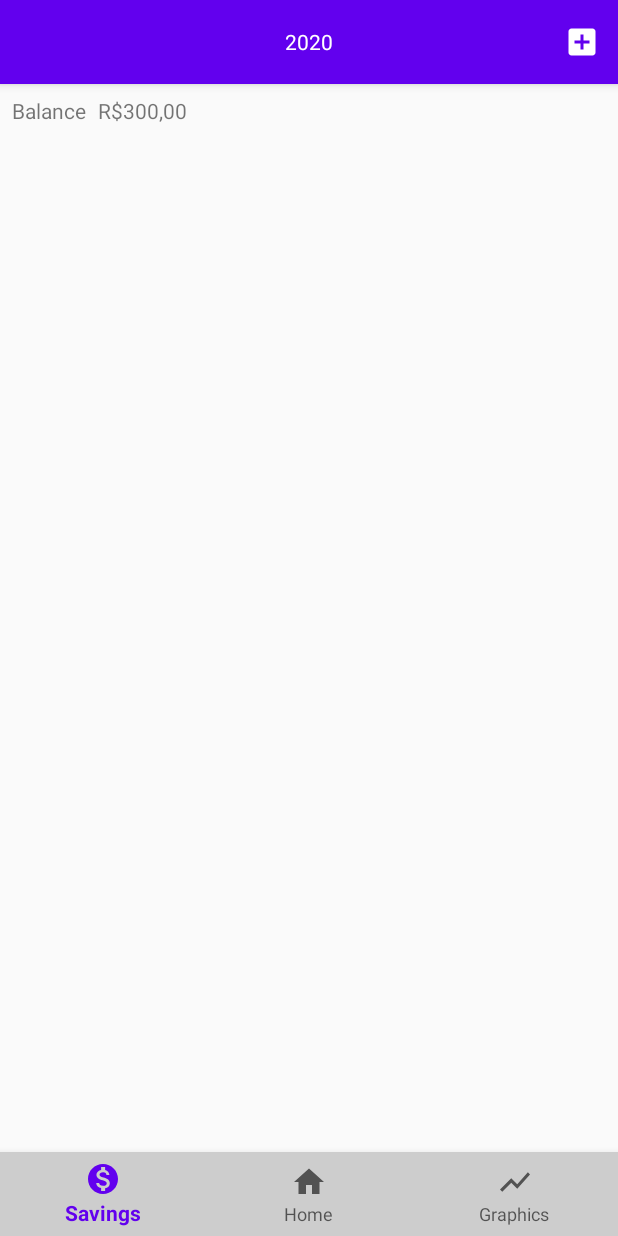
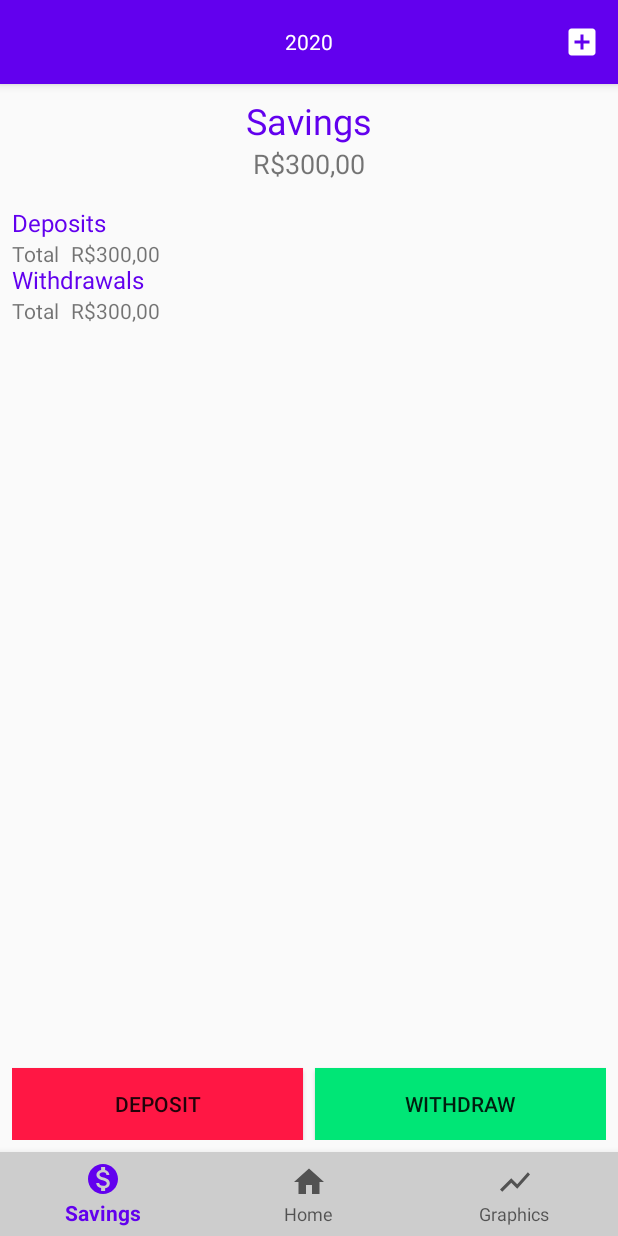
Before and after one commit to PedroPSar/Financial_Control, an Android app: the SavingsFragment screen opened through its navigation route, on a phone screen of 412 x 824 dp. Run offline under Robolectric (Android 15) with nearby library versions, the phone set to English and light mode, and no system bars; our stand-ins replace Room's generated code, navigation-ui; libraries missing offline, so code that uses them is left out: com.github.mikephil.charting.

Commit message:
Commit 24/09/2020

```diff
--- a/app/src/main/AndroidManifest.xml
+++ b/app/src/main/AndroidManifest.xml
@@ -9,7 +9,8 @@
         android:roundIcon="@mipmap/ic_launcher_round"
         android:supportsRtl="true"
         android:theme="@style/AppTheme">
-        <activity android:name=".views.AddExpenseActivity"></activity>
+        <activity android:name=".views.DepositOrWithdrawActivity"></activity>
+        <activity android:name=".views.AddExpenseActivity" />
         <activity android:name=".views.AddIncomeActivity" />
         <activity android:name=".views.MainActivity">
             <intent-filter>
--- a/app/src/main/java/com/development/pega/financialcontrol/views/MainActivity.kt
+++ b/app/src/main/java/com/development/pega/financialcontrol/views/MainActivity.kt
@@ -38,6 +38,7 @@ class MainActivity : AppCompatActivity(), BottomNavigationView.OnNavigationItemS
 
         toolbar = findViewById(R.id.toolbar)
         setSupportActionBar(toolbar)
+        supportActionBar?.setDisplayShowTitleEnabled(false)
 
         //Initialize popup menu
         val button = toolbar.getChildAt(0)
@@ -132,8 +133,6 @@ class MainActivity : AppCompatActivity(), BottomNavigationView.OnNavigationItemS
         val c = Calendar.getInstance()
         tvYear = toolbar.findViewById(R.id.tv_year)
         tvYear.text = c.get(Calendar.YEAR).toString()
-
-        supportActionBar?.setDisplayShowTitleEnabled(false)
     }
 
 }
--- a/app/src/main/java/com/development/pega/financialcontrol/views/SavingsFragment.kt
+++ b/app/src/main/java/com/development/pega/financialcontrol/views/SavingsFragment.kt
@@ -1,33 +1,67 @@
 package com.development.pega.financialcontrol.views
 
+import android.content.Intent
 import androidx.lifecycle.ViewModelProviders
 import android.os.Bundle
+import android.provider.SyncStateContract
 import androidx.fragment.app.Fragment
 import android.view.LayoutInflater
 import android.view.View
 import android.view.ViewGroup
+import android.widget.Button
+import androidx.lifecycle.ViewModelProvider
 import com.development.pega.financialcontrol.R
+import com.development.pega.financialcontrol.service.Constants
+import com.development.pega.financialcontrol.viewmodels.HomeViewModel
 import com.development.pega.financialcontrol.viewmodels.SavingsViewModel
+import kotlinx.android.synthetic.main.savings_fragment.*
 
-class SavingsFragment : Fragment() {
+class SavingsFragment : Fragment(), View.OnClickListener {
 
     companion object {
         fun newInstance() = SavingsFragment()
     }
 
     private lateinit var viewModel: SavingsViewModel
+    private lateinit var mViewModelFactory: ViewModelProvider.AndroidViewModelFactory
 
-    override fun onCreateView(
-        inflater: LayoutInflater, container: ViewGroup?,
-        savedInstanceState: Bundle?
-    ): View? {
-        return inflater.inflate(R.layout.savings_fragment, container, false)
+    private lateinit var root: View
+    private lateinit var btnDeposit: Button
+    private lateinit var btnWithdraw: Button
+
+    override fun onCreateView(inflater: LayoutInflater, container: ViewGroup?, savedInstanceState: Bundle?): View? {
+        root = inflater.inflate(R.layout.savings_fragment, container, false)
+        return root
     }
 
     override fun onActivityCreated(savedInstanceState: Bundle?) {
         super.onActivityCreated(savedInstanceState)
-        viewModel = ViewModelProviders.of(this).get(SavingsViewModel::class.java)
-        // TODO: Use the ViewModel
+        val application = requireActivity().application
+        mViewModelFactory = ViewModelProvider.AndroidViewModelFactory(application)
+        viewModel = ViewModelProvider(this).get(SavingsViewModel::class.java)
+
+        btnDeposit = root.findViewById(R.id.btn_deposit)
+        btnWithdraw = root.findViewById(R.id.btn_withdraw)
+
+        setListeners()
+    }
+
+    override fun onClick(v: View) {
+        when(v.id) {
+            R.id.btn_deposit -> setDepositWithdrawIntent(Constants.SAVINGS_MONEY.DEPOSIT)
+            R.id.btn_withdraw -> setDepositWithdrawIntent(Constants.SAVINGS_MONEY.WITHDRAW)
+        }
+    }
+
+    private fun setListeners() {
+        btn_deposit.setOnClickListener(this)
+        btn_withdraw.setOnClickListener(this)
+    }
+
+    private fun setDepositWithdrawIntent(type: Int) {
+        val intent = Intent(context, DepositOrWithdrawActivity::class.java)
+        intent.putExtra("type", type)
+        startActivity(intent)
     }
 
 }
--- /dev/null
+++ b/app/src/main/res/drawable/ic_savings.xml
@@ -0,0 +1,5 @@
+<vector android:height="24dp" android:tint="#FFFFFF"
+    android:viewportHeight="24" android:viewportWidth="24"
+    android:width="24dp" xmlns:android="http://schemas.android.com/apk/res/android">
+    <path android:fillColor="@android:color/white" android:pathData="M12,2C6.48,2 2,6.48 2,12s4.48,10 10,10 10,-4.48 10,-10S17.52,2 12,2zM13.41,18.09L13.41,20h-2.67v-1.93c-1.71,-0.36 -3.16,-1.46 -3.27,-3.4h1.96c0.1,1.05 0.82,1.87 2.65,1.87 1.96,0 2.4,-0.98 2.4,-1.59 0,-0.83 -0.44,-1.61 -2.67,-2.14 -2.48,-0.6 -4.18,-1.62 -4.18,-3.67 0,-1.72 1.39,-2.84 3.11,-3.21L10.74,4h2.67v1.95c1.86,0.45 2.79,1.86 2.85,3.39L14.3,9.34c-0.05,-1.11 -0.64,-1.87 -2.22,-1.87 -1.5,0 -2.4,0.68 -2.4,1.64 0,0.84 0.65,1.39 2.67,1.91s4.18,1.39 4.18,3.91c-0.01,1.83 -1.38,2.83 -3.12,3.16z"/>
+</vector>
--- a/app/src/main/res/layout/savings_fragment.xml
+++ b/app/src/main/res/layout/savings_fragment.xml
@@ -8,108 +8,137 @@
     tools:context=".views.SavingsFragment">
 
     <TextView
-        android:id="@+id/lbl_balance"
+        android:id="@+id/lbl_savings"
         android:layout_width="wrap_content"
         android:layout_height="wrap_content"
-        android:text="@string/lbl_balance"
+        android:text="@string/lbl_savings"
+        android:textColor="@color/colorPrimary"
+        android:textSize="@dimen/lbl_savings_size"
+        app:layout_constraintEnd_toEndOf="parent"
         app:layout_constraintStart_toStartOf="parent"
-        app:layout_constraintTop_toTopOf="parent"/>
+        app:layout_constraintTop_toTopOf="parent" />
 
     <TextView
-        android:id="@+id/num_balance"
+        android:id="@+id/savings_amount"
         android:layout_width="wrap_content"
         android:layout_height="wrap_content"
         android:text="R$300,00"
-        android:layout_marginStart="8dp"
-        app:layout_constraintStart_toEndOf="@id/lbl_balance"
-        app:layout_constraintTop_toTopOf="parent"/>
+        android:textSize="@dimen/savings_amount_size"
+        app:layout_constraintStart_toStartOf="parent"
+        app:layout_constraintEnd_toEndOf="parent"
+        app:layout_constraintTop_toBottomOf="@id/lbl_savings"/>
 
     <ScrollView
+        android:id="@+id/scroll_view"
         android:layout_width="match_parent"
         android:layout_height="0dp"
+        app:layout_constraintBottom_toTopOf="@id/btn_deposit"
+        app:layout_constraintEnd_toEndOf="parent"
         app:layout_constraintStart_toStartOf="parent"
-        app:layout_constraintEnd_toEndOf="parent"
-        app:layout_constraintTop_toBottomOf="@id/num_balance"
-        app:layout_constraintBottom_toBottomOf="parent">
+        app:layout_constraintTop_toBottomOf="@id/savings_amount">
 
         <androidx.constraintlayout.widget.ConstraintLayout
-            android:layout_width="0dp"
-            android:layout_height="0dp"
-            app:layout_constraintStart_toStartOf="parent"
-            app:layout_constraintEnd_toEndOf="parent"
-            app:layout_constraintTop_toTopOf="parent"
-            app:layout_constraintBottom_toBottomOf="parent">
+            android:layout_width="match_parent"
+            android:layout_height="match_parent">
 
             <TextView
-                android:id="@+id/lbl_inputs"
+                android:id="@+id/lbl_deposits"
                 android:layout_width="wrap_content"
                 android:layout_height="wrap_content"
                 android:layout_marginTop="16dp"
-                android:text="@string/lbl_inputs"
+                android:text="@string/lbl_deposits"
+                android:textColor="@color/colorPrimary"
+                android:textSize="@dimen/lbl_main_size"
                 app:layout_constraintStart_toStartOf="parent"
                 app:layout_constraintTop_toTopOf="parent" />
 
             <androidx.recyclerview.widget.RecyclerView
-                android:id="@+id/rv_inputs"
+                android:id="@+id/rv_deposits"
                 android:layout_width="0dp"
                 android:layout_height="wrap_content"
-                app:layout_constraintTop_toBottomOf="@id/lbl_inputs"
+                app:layout_constraintEnd_toEndOf="parent"
                 app:layout_constraintStart_toStartOf="parent"
-                app:layout_constraintEnd_toEndOf="parent"/>
+                app:layout_constraintTop_toBottomOf="@id/lbl_deposits" />
 
             <TextView
-                android:id="@+id/lbl_total_inputs"
+                android:id="@+id/lbl_total_deposits"
                 android:layout_width="wrap_content"
                 android:layout_height="wrap_content"
                 android:text="@string/label_total"
-                app:layout_constraintTop_toBottomOf="@id/rv_inputs"
-                app:layout_constraintStart_toStartOf="parent"/>
+                app:layout_constraintStart_toStartOf="parent"
+                app:layout_constraintTop_toBottomOf="@id/rv_deposits" />
 
             <TextView
                 android:id="@+id/num_total_inputs"
                 android:layout_width="wrap_content"
                 android:layout_height="wrap_content"
+                android:layout_marginStart="8dp"
                 android:text="R$300,00"
-                android:layout_marginStart="8dp"
-                app:layout_constraintTop_toBottomOf="@id/rv_inputs"
-                app:layout_constraintStart_toEndOf="@id/lbl_total_inputs"/>
+                app:layout_constraintStart_toEndOf="@id/lbl_total_deposits"
+                app:layout_constraintTop_toBottomOf="@id/rv_deposits" />
 
             <TextView
-                android:id="@+id/lbl_outputs"
+                android:id="@+id/lbl_withdrawals"
                 android:layout_width="wrap_content"
                 android:layout_height="wrap_content"
                 android:layout_marginTop="16dp"
-                android:text="@string/lbl_outputs"
+                android:textColor="@color/colorPrimary"
+                android:textSize="@dimen/lbl_main_size"
+                android:text="@string/lbl_withdrawals"
                 app:layout_constraintStart_toStartOf="parent"
-                app:layout_constraintTop_toBottomOf="@id/rv_inputs" />
+                app:layout_constraintTop_toBottomOf="@id/rv_deposits" />
 
             <androidx.recyclerview.widget.RecyclerView
-                android:id="@+id/rv_outputs"
+                android:id="@+id/rv_withdrawals"
                 android:layout_width="0dp"
                 android:layout_height="wrap_content"
-                app:layout_constraintTop_toBottomOf="@id/lbl_outputs"
+                app:layout_constraintEnd_toEndOf="parent"
                 app:layout_constraintStart_toStartOf="parent"
-                app:layout_constraintEnd_toEndOf="parent"/>
+                app:layout_constraintTop_toBottomOf="@id/lbl_withdrawals" />
 
             <TextView
-                android:id="@+id/lbl_total_outputs"
+                android:id="@+id/lbl_total_withdrawals"
                 android:layout_width="wrap_content"
                 android:layout_height="wrap_content"
                 android:text="@string/label_total"
-                app:layout_constraintTop_toBottomOf="@id/rv_outputs"
-                app:layout_constraintStart_toStartOf="parent"/>
+                app:layout_constraintStart_toStartOf="parent"
+                app:layout_constraintTop_toBottomOf="@id/rv_withdrawals" />
 
             <TextView
                 android:id="@+id/num_total_outputs"
                 android:layout_width="wrap_content"
                 android:layout_height="wrap_content"
+                android:layout_marginStart="8dp"
                 android:text="R$300,00"
-                android:layout_marginStart="8dp"
-                app:layout_constraintTop_toBottomOf="@id/rv_outputs"
-                app:layout_constraintStart_toEndOf="@id/lbl_total_outputs"/>
+                app:layout_constraintStart_toEndOf="@id/lbl_total_withdrawals"
+                app:layout_constraintTop_toBottomOf="@id/rv_withdrawals" />
 
         </androidx.constraintlayout.widget.ConstraintLayout>
 
     </ScrollView>
 
+    <Button
+        android:id="@+id/btn_deposit"
+        android:layout_width="0dp"
+        android:layout_height="wrap_content"
+        android:text="@string/btn_deposit_txt"
+        android:background="@color/colorExpenses"
+        android:layout_marginEnd="4dp"
+        app:layout_constraintStart_toStartOf="parent"
+        app:layout_constraintEnd_toStartOf="@id/btn_withdraw"
+        app:layout_constraintBottom_toBottomOf="parent"
+        app:layout_constraintHorizontal_weight="1"/>
+
+    <Button
+        android:id="@+id/btn_withdraw"
+        android:layout_width="0dp"
+        android:layout_height="wrap_content"
+        android:text="@string/btn_withdraw_txt"
+        android:background="@color/colorIncomes"
+        android:layout_marginStart="4dp"
+        app:layout_constraintStart_toEndOf="@id/btn_deposit"
+        app:layout_constraintEnd_toEndOf="parent"
+        app:layout_constraintBottom_toBottomOf="parent"
+        app:layout_constraintHorizontal_weight="1"/>
+
 </androidx.constraintlayout.widget.ConstraintLayout>
--- a/app/src/main/res/values/dimens.xml
+++ b/app/src/main/res/values/dimens.xml
@@ -2,8 +2,10 @@
 <resources>
     <dimen name="month_txt_size">32sp</dimen>
     <dimen name="lbl_main_size">16sp</dimen>
-    <dimen name="add_acitivity_lbl_size">16sp</dimen>
+    <dimen name="add_activity_lbl_size">16sp</dimen>
     <dimen name="home_year_tv_size">12sp</dimen>
     <dimen name="margin_bottom_card_view_row">4dp</dimen>
     <dimen name="charts_height">320dp</dimen>
+    <dimen name="lbl_savings_size">24dp</dimen>
+    <dimen name="savings_amount_size">18dp</dimen>
 </resources>
--- a/app/src/main/res/values/strings.xml
+++ b/app/src/main/res/values/strings.xml
@@ -14,8 +14,8 @@
 
     <!-- Savings Fragment -->
     <string name="lbl_balance">Balance</string>
-    <string name="lbl_inputs">Inputs</string>
-    <string name="lbl_outputs">Outputs</string>
+    <string name="lbl_deposits">Deposits</string>
+    <string name="lbl_withdrawals">Withdrawals</string>
 
     <!-- menu add -->
     <string name="add_income">Add income</string>
@@ -37,11 +37,20 @@
     <string name="lbl_every">Every</string>
     <string name="lbl_balance_year_months_chart_label">Monthly Balance</string>
 
-    <!-- Chart Fragment-->
+    <!--Chart Fragment-->
     <string name="lbl_expenses_type_month_pizza_chart">Expenses type</string>
     <string name="expenses_type_pie_chart_name">Expenses type</string>
     <string name="lbl_expenses_recurrence_month_pizza_chart">Expenses recurrence</string>
     <string name="lbl_incomes_recurrence_month_pizza_chart">Incomes recurrence</string>
+
+    <!--Savings Fragment-->
+    <string name="lbl_savings">Savings</string>
+    <string name="btn_deposit_txt">Deposit</string>
+    <string name="btn_withdraw_txt">Withdraw</string>
+
+    <!-- DepositOrWithdraw Activity -->
+    <string name="deposit_name">Savings Deposit</string>
+    <string name="withdraw_name">Savings Withdrawal</string>
 
     <string-array name="spinner_recurrence_options">
         <item>None</item>
```
Also changed, not shown: app/src/main/java/com/development/pega/financialcontrol/model/SavingsMoney.kt (+9 -2 lines), app/src/main/java/com/development/pega/financialcontrol/viewmodels/DepositOrWithdrawViewModel.kt (added, +92 -0 lines), app/src/main/java/com/development/pega/financialcontrol/views/DepositOrWithdrawActivity.kt (added, +120 -0 lines), app/src/main/res/layout/activity_add_expense.xml (+5 -5 lines), app/src/main/res/layout/activity_add_income.xml (+5 -5 lines), app/src/main/res/layout/activity_deposit_or_withdraw.xml (added, +123 -0 lines).
